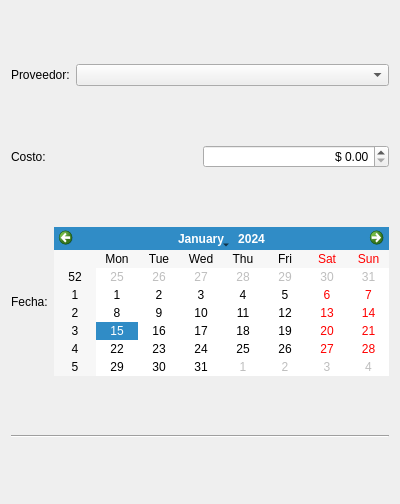
The window that trunk/plugins/compras/FormAgregarCompraBase.ui (chungote/gestotux) describes before a commit, drawn with Qt 5.
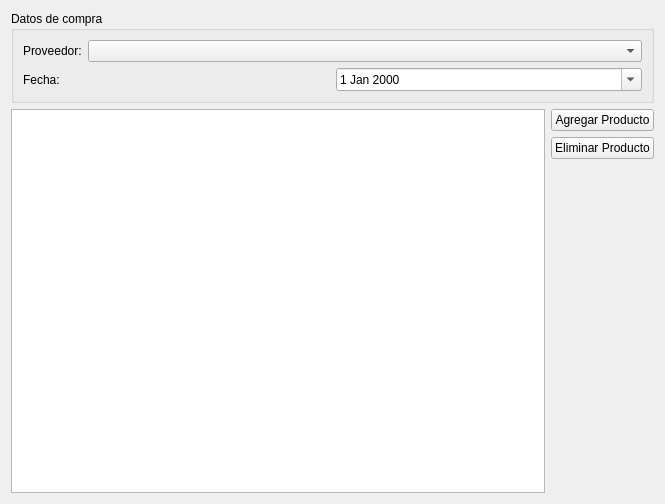
The same window after the commit.

Commit message: modificado sistema de compras, agregados instaladores, agregado registro de plugins, cambiado lugar de carga de plugins.

The edit to the form file:
```diff
--- a/trunk/plugins/compras/FormAgregarCompraBase.ui
+++ b/trunk/plugins/compras/FormAgregarCompraBase.ui
@@ -1,23 +1,29 @@
 <ui version="4.0" >
  <class>FormAgregarCompraBase</class>
- <widget class="QWidget" name="FormAgregarCompraBase" >
-  <property name="geometry" >
+ <widget class="QWidget" name="FormAgregarCompraBase">
+  <property name="geometry">
    <rect>
     <x>0</x>
     <y>0</y>
-    <width>400</width>
+    <width>665</width>
     <height>504</height>
    </rect>
   </property>
   <property name="windowTitle" >
    <string>Form</string>
   </property>
-  <layout class="QVBoxLayout" >
+  <layout class="QVBoxLayout" name="verticalLayout_3">
    <item>
-    <layout class="QHBoxLayout" >
+    <widget class="QGroupBox" name="groupBox">
+     <property name="title">
+      <string>Datos de compra</string>
+     </property>
+     <layout class="QVBoxLayout" name="verticalLayout_2">
      <item>
-      <widget class="QLabel" name="label_2" >
-       <property name="text" >
+       <layout class="QHBoxLayout">
+        <item>
+         <widget class="QLabel" name="label_2">
+          <property name="text">
         <string>Proveedor:</string>
        </property>
        <property name="buddy" >
@@ -26,9 +32,9 @@
       </widget>
      </item>
      <item>
-      <widget class="QComboBox" name="CBProveedor" >
-       <property name="sizePolicy" >
-        <sizepolicy vsizetype="Fixed" hsizetype="MinimumExpanding" >
+         <widget class="QComboBox" name="CBProveedor">
+          <property name="sizePolicy">
+           <sizepolicy hsizetype="MinimumExpanding" vsizetype="Fixed">
          <horstretch>0</horstretch>
          <verstretch>0</verstretch>
         </sizepolicy>
@@ -44,37 +50,10 @@
     </layout>
    </item>
    <item>
-    <layout class="QHBoxLayout" >
+       <layout class="QHBoxLayout" name="horizontalLayout">
      <item>
-      <widget class="QLabel" name="label_3" >
-       <property name="text" >
-        <string>Costo:</string>
-       </property>
-       <property name="buddy" >
-        <cstring>dSBCosto</cstring>
-       </property>
-      </widget>
-     </item>
-     <item>
-      <widget class="QDoubleSpinBox" name="dSBCosto" >
-       <property name="alignment" >
-        <set>Qt::AlignRight|Qt::AlignTrailing|Qt::AlignVCenter</set>
-       </property>
-       <property name="prefix" >
-        <string>$ </string>
-       </property>
-       <property name="maximum" >
-        <double>99999.990000000005239</double>
-       </property>
-      </widget>
-     </item>
-    </layout>
-   </item>
-   <item>
-    <layout class="QHBoxLayout" >
-     <item>
-      <widget class="QLabel" name="label_4" >
-       <property name="text" >
+         <widget class="QLabel" name="lfecha">
+          <property name="text">
         <string>Fecha:</string>
        </property>
        <property name="buddy" >
@@ -83,23 +62,57 @@
       </widget>
      </item>
      <item>
-      <widget class="QCalendarWidget" name="CWFecha" >
-       <property name="sizePolicy" >
-        <sizepolicy vsizetype="Maximum" hsizetype="Preferred" >
-         <horstretch>0</horstretch>
-         <verstretch>0</verstretch>
-        </sizepolicy>
-       </property>
+         <widget class="QDateEdit" name="DEFecha">
+          <property name="currentSection">
+           <enum>QDateTimeEdit::DaySection</enum>
+          </property>
+          <property name="calendarPopup">
+           <bool>true</bool>
+          </property>
       </widget>
      </item>
     </layout>
    </item>
+     </layout>
+    </widget>
+   </item>
    <item>
-    <widget class="Line" name="line" >
-     <property name="orientation" >
-      <enum>Qt::Horizontal</enum>
-     </property>
-    </widget>
+    <layout class="QHBoxLayout" name="horizontalLayout_2">
+     <item>
+      <widget class="QTableView" name="TVLista"/>
+     </item>
+     <item>
+      <layout class="QVBoxLayout" name="verticalLayout">
+       <item>
+        <widget class="QPushButton" name="PBAgregarProducto">
+         <property name="text">
+          <string>Agregar Producto</string>
+         </property>
+        </widget>
+       </item>
+       <item>
+        <widget class="QPushButton" name="PBEliminarProducto">
+         <property name="text">
+          <string>Eliminar Producto</string>
+         </property>
+        </widget>
+       </item>
+       <item>
+        <spacer name="verticalSpacer">
+         <property name="orientation">
+          <enum>Qt::Vertical</enum>
+         </property>
+         <property name="sizeHint" stdset="0">
+          <size>
+           <width>20</width>
+           <height>40</height>
+          </size>
+         </property>
+        </spacer>
+       </item>
+      </layout>
+     </item>
+    </layout>
    </item>
   </layout>
  </widget>
```
Left out of the diff: 14 changed lines with no effect on the pictures. Lines whose indentation alone changed are shown as unchanged. The commit also changes 97 other files.
